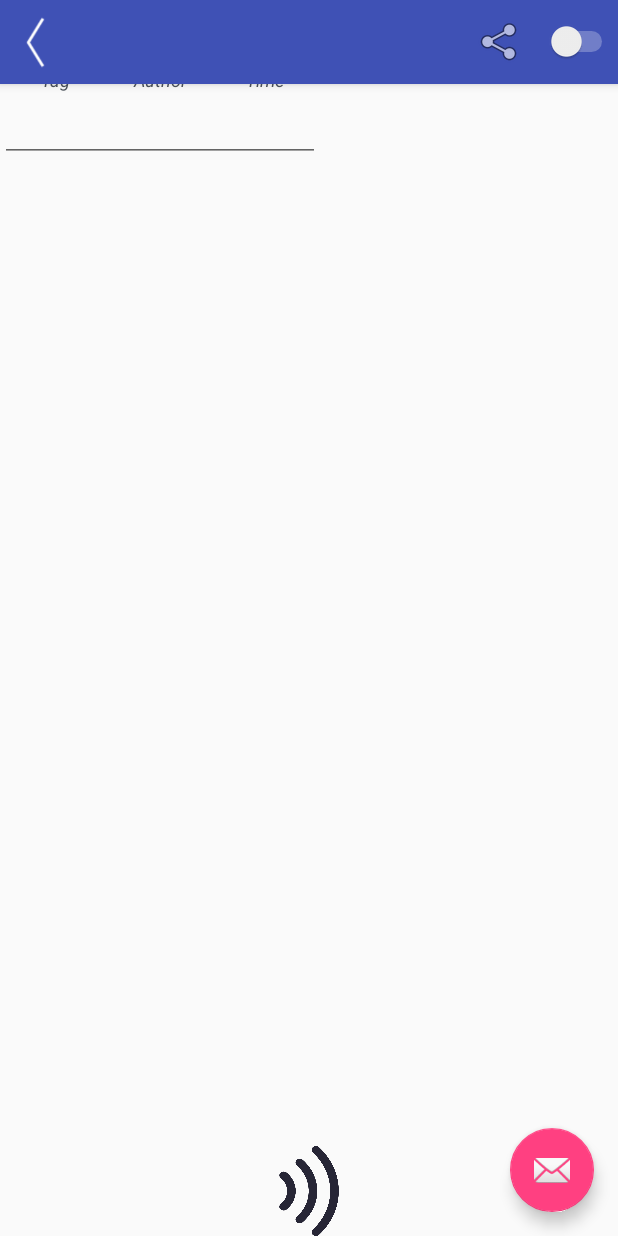
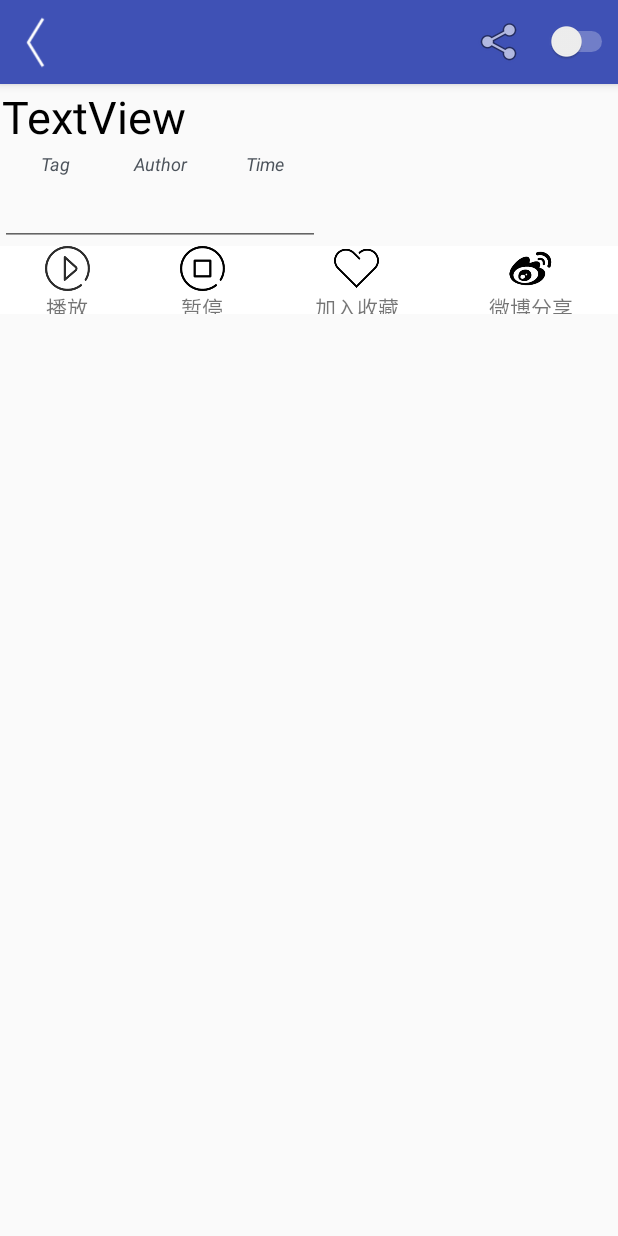
Before and after one commit to godblessforhimself/ThuNewsApp, an Android app: the NewsActivity screen opened directly, with no data from a screen before it, on a phone screen of 412 x 824 dp. Run offline under Robolectric (Android 15) with nearby library versions, the phone set to English and light mode, and no system bars; libraries missing offline, so code that uses them is left out: com.sina.weibo; network calls fail; pictures from the network do not load.

Commit message:
VIEW change

```diff
--- a/app/src/main/AndroidManifest.xml
+++ b/app/src/main/AndroidManifest.xml
@@ -38,11 +38,7 @@
             android:exported="true"
             android:theme="@style/AppTheme.NoActionBar" />
         <activity android:name=".BaikeWebActivity">
-            <intent-filter>
-                <action android:name="android.intent.action.MAIN" />
 
-                <category android:name="android.intent.category.LAUNCHER" />
-            </intent-filter>
         </activity>
     </application>
 
--- a/app/src/main/java/anonymouscompany/thunewsapp/NewsActivity.java
+++ b/app/src/main/java/anonymouscompany/thunewsapp/NewsActivity.java
@@ -112,17 +112,6 @@ public class NewsActivity extends AppCompatActivity {
         super.onCreate(savedInstanceState);
         setContentView(R.layout.activity_news);
         toolbar = (Toolbar) findViewById(R.id.toolbar);
-        tts = (ImageView)findViewById(R.id.tts_button);
-        tts.setOnClickListener(new View.OnClickListener() {
-            @Override
-            public void onClick(View view) {
-
-                mTts mtts = new mTts();
-                mtts.initEngine(NewsActivity.this,news.news_Content);
-                mtts.startSpeaking();
-
-            }
-        });
 
         ImageButton imagebutton = (ImageButton)findViewById(R.id.imageButton2);
         imagebutton.setOnClickListener(new View.OnClickListener() {
@@ -155,16 +144,6 @@ public class NewsActivity extends AppCompatActivity {
                 }
             }
         });
-
-        FloatingActionButton fab = (FloatingActionButton) findViewById(R.id.fab);
-        fab.setOnClickListener(new View.OnClickListener() {
-            @Override
-            public void onClick(View view) {
-                Snackbar.make(view, "Replace with your own action", Snackbar.LENGTH_LONG)
-                        .setAction("Action", null).show();
-            }
-        });
-
 
         new Thread(new Runnable() {
             @Override
--- a/app/src/main/res/layout/activity_news.xml
+++ b/app/src/main/res/layout/activity_news.xml
@@ -1,17 +1,15 @@
 <?xml version="1.0" encoding="utf-8"?>
-<android.support.design.widget.CoordinatorLayout xmlns:android="http://schemas.android.com/apk/res/android"
+<LinearLayout android:layout_width="match_parent"
+    android:layout_height="match_parent"
     xmlns:app="http://schemas.android.com/apk/res-auto"
-    xmlns:tools="http://schemas.android.com/tools"
-    android:layout_width="match_parent"
-    android:layout_height="match_parent"
-    tools:context="anonymouscompany.thunewsapp.NewsActivity">
+    android:orientation="vertical"
+    xmlns:android="http://schemas.android.com/apk/res/android">
 
     <android.support.design.widget.AppBarLayout
         android:layout_width="match_parent"
         android:layout_height="wrap_content"
         android:theme="@style/AppTheme.AppBarOverlay"
         android:weightSum="1">
-
 
         <LinearLayout
             android:layout_width="match_parent"
@@ -32,9 +30,9 @@
                 android:id="@+id/toolbar"
                 android:layout_width="236dp"
                 android:layout_height="?attr/actionBarSize"
+                android:layout_weight="0.72"
                 android:background="?attr/colorPrimary"
-                app:popupTheme="@style/AppTheme.PopupOverlay"
-                android:layout_weight="0.72" />
+                app:popupTheme="@style/AppTheme.PopupOverlay" />
 
             <ImageButton
                 android:id="@+id/share"
@@ -50,27 +48,8 @@
                 android:layout_height="wrap_content" />
 
         </LinearLayout>
+    </android.support.design.widget.AppBarLayout>
+        <include layout="@layout/content_news" />
+        <include layout="@layout/news_bottom_menu"></include>
 
-
-    </android.support.design.widget.AppBarLayout>
-
-    <include layout="@layout/content_news" />
-
-    <ImageView
-        android:id="@+id/tts_button"
-        android:layout_width="60dp"
-        android:layout_height="60dp"
-        android:layout_gravity="bottom|center_horizontal"
-        app:srcCompat="@drawable/tts" />
-
-    <android.support.design.widget.FloatingActionButton
-        android:id="@+id/fab"
-        android:layout_width="wrap_content"
-        android:layout_height="wrap_content"
-        android:layout_gravity="bottom|end"
-        android:layout_margin="@dimen/fab_margin"
-        app:srcCompat="@android:drawable/ic_dialog_email" />
-
-
-
-</android.support.design.widget.CoordinatorLayout>
+</LinearLayout>
--- /dev/null
+++ b/app/src/main/res/layout/news_bottom_menu.xml
@@ -0,0 +1,110 @@
+<?xml version="1.0" encoding="utf-8"?>
+<LinearLayout xmlns:android="http://schemas.android.com/apk/res/android"
+    xmlns:app="http://schemas.android.com/apk/res-auto"
+    android:layout_width="match_parent"
+    android:layout_height="45dp"
+    android:alpha="50"
+    android:background="@android:color/background_light"
+    android:orientation="horizontal">
+
+    <LinearLayout
+        android:id="@+id/s1"
+        android:layout_width="wrap_content"
+        android:layout_height="match_parent"
+        android:layout_weight="1"
+        android:orientation="vertical">
+
+        <ImageView
+            android:id="@+id/s11"
+            android:layout_width="30dp"
+            android:layout_height="30dp"
+            android:layout_gravity="center"
+            android:layout_margin="0dp"
+            android:scaleType="fitCenter"
+            android:src="@drawable/play" />
+
+        <TextView
+            android:id="@+id/s12"
+            android:layout_width="wrap_content"
+            android:layout_height="wrap_content"
+            android:layout_gravity="center"
+            android:text="@string/播放"
+            android:textAlignment="center" />
+
+    </LinearLayout>
+
+    <LinearLayout
+        android:id="@+id/s2"
+        android:layout_width="wrap_content"
+        android:layout_height="match_parent"
+        android:layout_weight="1"
+        android:orientation="vertical">
+
+        <ImageView
+            android:id="@+id/s21"
+            android:layout_width="30dp"
+            android:layout_height="30dp"
+            android:layout_gravity="center"
+            android:layout_margin="0dp"
+            android:scaleType="fitCenter"
+            android:src="@drawable/stop" />
+
+        <TextView
+            android:id="@+id/s22"
+            android:layout_width="wrap_content"
+            android:layout_height="wrap_content"
+            android:layout_gravity="center"
+            android:text="@string/暂停" />
+
+    </LinearLayout>
+
+    <LinearLayout
+        android:id="@+id/s3"
+        android:layout_width="wrap_content"
+        android:layout_height="match_parent"
+        android:layout_weight="1"
+        android:orientation="vertical">
+
+        <ImageView
+            android:id="@+id/s31"
+            android:layout_width="30dp"
+            android:layout_height="30dp"
+            android:layout_gravity="center"
+            android:layout_margin="0dp"
+            android:scaleType="fitCenter"
+            android:src="@drawable/favorites" />
+
+        <TextView
+            android:id="@+id/s32"
+            android:layout_width="wrap_content"
+            android:layout_height="wrap_content"
+            android:layout_gravity="center"
+            android:text="@string/加入收藏" />
+
+    </LinearLayout>
+
+    <LinearLayout xmlns:android="http://schemas.android.com/apk/res/android"
+        android:id="@+id/s4"
+        android:layout_width="wrap_content"
+        android:layout_height="match_parent"
+        android:layout_weight="1"
+        android:orientation="vertical">
+
+        <ImageView
+            android:id="@+id/s41"
+            android:layout_width="30dp"
+            android:layout_height="30dp"
+            android:layout_gravity="center"
+            android:layout_margin="0dp"
+            android:scaleType="fitCenter"
+            android:src="@drawable/weibo" />
+
+        <TextView
+            android:id="@+id/s42"
+            android:layout_width="wrap_content"
+            android:layout_height="wrap_content"
+            android:layout_gravity="center"
+            android:text="@string/分享" />
+
+    </LinearLayout>
+</LinearLayout>
--- a/app/src/main/res/values/strings.xml
+++ b/app/src/main/res/values/strings.xml
@@ -18,8 +18,12 @@
     <string name="tag10">财经</string>
     <string name="tag11">健康</string>
     <string name="tag12">娱乐</string>
-    <string name="首页">首页</string>
-    <string name="发现">发现</string>
-    <string name="消息">消息</string>
+    <string name="首页">最新</string>
+    <string name="发现">收藏夹</string>
+    <string name="消息">推荐</string>
     <string name="我的">我的</string>
+    <string name="加入收藏">加入收藏</string>
+    <string name="播放">播放</string>
+    <string name="暂停">暂停</string>
+    <string name="分享">微博分享</string>
 </resources>
```
Also changed, not shown: app/src/main/res/drawable/favorites.png (added), app/src/main/res/drawable/play.png (added), app/src/main/res/drawable/stop.png (added), app/src/main/res/drawable/weibo.png (added).
